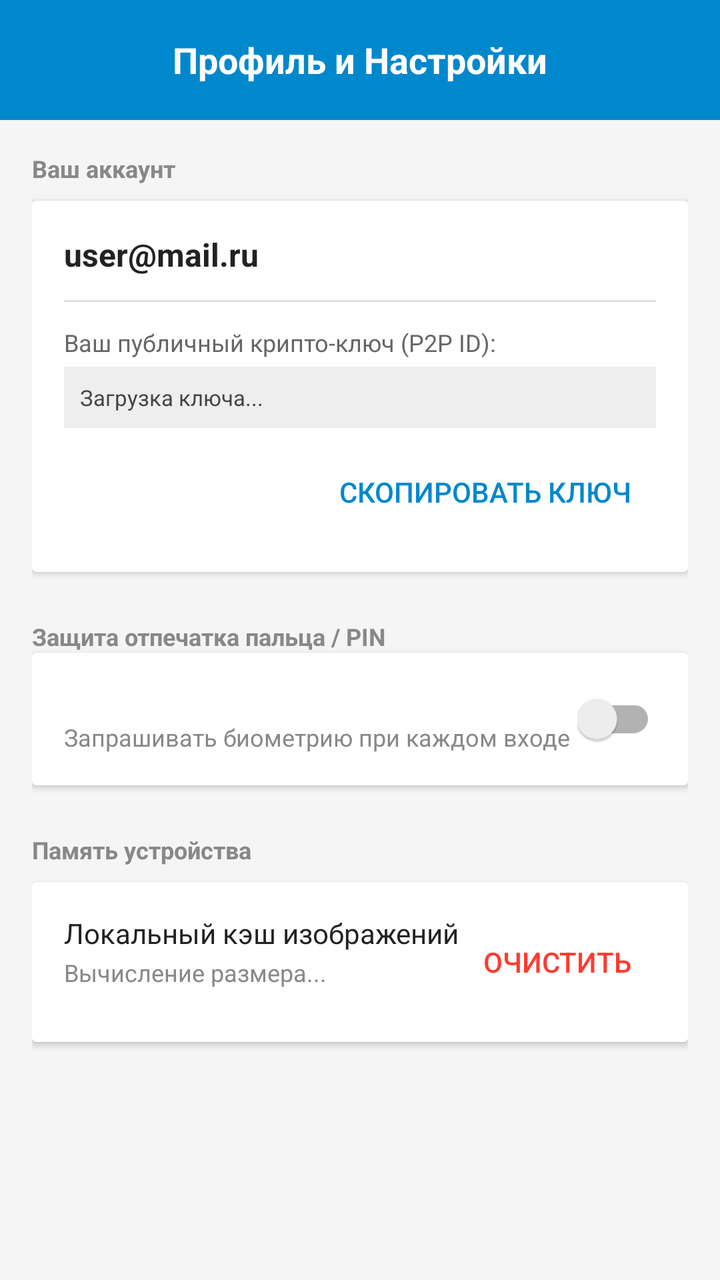
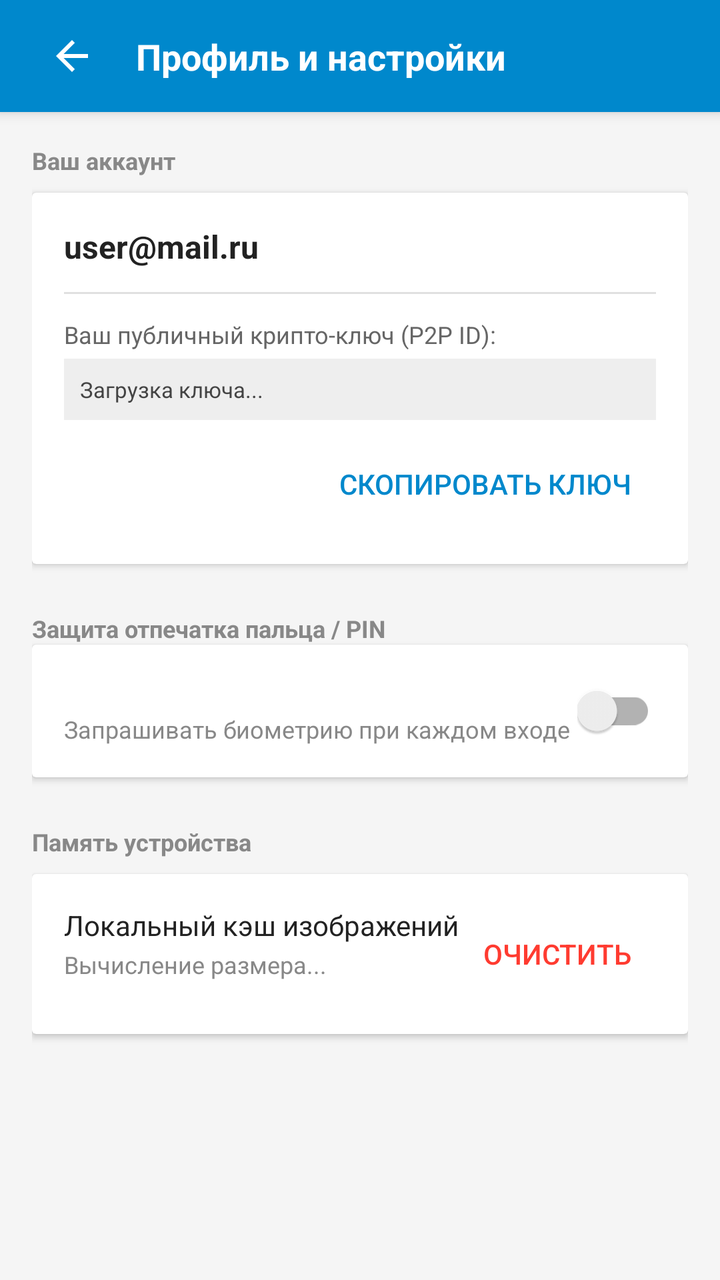

An Android layout rendered at two revisions. The XML below is the earlier revision; the diff shows what the commit changed to produce the second picture.
<!-- AndroidManifest.xml: activity theme Theme.AppCompat.Light.NoActionBar -->
<!-- res/layout/activity_profile.xml -->
<?xml version="1.0" encoding="utf-8"?>
<LinearLayout xmlns:android="http://schemas.android.com/apk/res/android"
    android:layout_width="match_parent"
    android:layout_height="match_parent"
    android:background="#F5F5F5"
    android:orientation="vertical">

    
    <RelativeLayout
        android:layout_width="match_parent"
        android:layout_height="60dp"
        android:background="#0088CC"
        android:padding="16dp">

        <TextView
            android:layout_width="wrap_content"
            android:layout_height="wrap_content"
            android:layout_centerInParent="true"
            android:text="Профиль и Настройки"
            android:textColor="#FFFFFF"
            android:textSize="18sp"
            android:textStyle="bold" />
    </RelativeLayout>

    <ScrollView
        android:layout_width="match_parent"
        android:layout_height="match_parent">

        <LinearLayout
            android:layout_width="match_parent"
            android:layout_height="wrap_content"
            android:orientation="vertical"
            android:padding="16dp">

            
            <TextView
                android:layout_width="wrap_content"
                android:layout_height="wrap_content"
                android:layout_marginBottom="8dp"
                android:text="Ваш аккаунт"
                android:textColor="#888888"
                android:textSize="12sp"
                android:textStyle="bold" />

            <androidx.cardview.widget.CardView
                android:layout_width="match_parent"
                android:layout_height="wrap_content"
                android:layout_marginBottom="24dp">

                <LinearLayout
                    android:layout_width="match_parent"
                    android:layout_height="wrap_content"
                    android:orientation="vertical"
                    android:padding="16dp">

                    <TextView
                        android:id="@+id/textViewProfileEmail"
                        android:layout_width="wrap_content"
                        android:layout_height="wrap_content"
                        android:text="user@mail.ru"
                        android:textColor="#222222"
                        android:textSize="16sp"
                        android:textStyle="bold" />

                    <View
                        android:layout_width="match_parent"
                        android:layout_height="1dp"
                        android:layout_marginTop="12dp"
                        android:layout_marginBottom="12dp"
                        android:background="#E0E0E0" />

                    <TextView
                        android:layout_width="wrap_content"
                        android:layout_height="wrap_content"
                        android:text="Ваш публичный крипто-ключ (P2P ID):"
                        android:textColor="#666666"
                        android:textSize="12sp" />

                    <TextView
                        android:id="@+id/textViewPublicKeyBase64"
                        android:layout_width="match_parent"
                        android:layout_height="wrap_content"
                        android:layout_marginTop="4dp"
                        android:background="#EEEEEE"
                        android:ellipsize="end"
                        android:maxLines="3"
                        android:padding="8dp"
                        android:text="Загрузка ключа..."
                        android:textColor="#444444"
                        android:textSize="11sp" />

                    <Button
                        android:id="@+id/buttonCopyKey"
                        style="?android:attr/borderlessButtonStyle"
                        android:layout_width="wrap_content"
                        android:layout_height="wrap_content"
                        android:layout_gravity="right"
                        android:layout_marginTop="8dp"
                        android:text="Скопировать ключ"
                        android:textColor="#0088CC" />
                </LinearLayout>
            </androidx.cardview.widget.CardView>

            
            <TextView
                android:layout_width="wrap_content"
                android:layout_height="wrap_content"
                android:text="Защита отпечатка пальца / PIN"
                android:textColor="#888888"
                android:textSize="12sp"
                android:textStyle="bold"/>

            <androidx.cardview.widget.CardView
                android:layout_width="match_parent"
                android:layout_height="wrap_content"
                android:layout_marginBottom="24dp">

                <LinearLayout
                    android:layout_width="match_parent"
                    android:layout_height="wrap_content"
                    android:orientation="vertical"
                    android:padding="16dp">

                    <RelativeLayout
                        android:layout_width="match_parent"
                        android:layout_height="wrap_content">

                        <LinearLayout
                            android:layout_width="wrap_content"
                            android:layout_height="wrap_content"
                            android:layout_alignParentLeft="true"
                            android:layout_toLeftOf="@+id/switchBiometric"
                            android:orientation="vertical">


                            <TextView
                                android:layout_width="wrap_content"
                                android:layout_height="wrap_content"
                                android:layout_marginTop="18dp"
                                android:text="Запрашивать биометрию при каждом входе"
                                android:textColor="#888888"
                                android:textSize="12sp" />
                        </LinearLayout>

                        
                        <androidx.appcompat.widget.SwitchCompat
                            android:id="@+id/switchBiometric"
                            android:layout_width="wrap_content"
                            android:layout_height="wrap_content"
                            android:layout_alignParentRight="true"
                            android:layout_centerVertical="true" />
                    </RelativeLayout>
                </LinearLayout>
            </androidx.cardview.widget.CardView>

            
            <TextView
                android:layout_width="wrap_content"
                android:layout_height="wrap_content"
                android:layout_marginBottom="8dp"
                android:text="Память устройства"
                android:textColor="#888888"
                android:textSize="12sp"
                android:textStyle="bold" />

            <androidx.cardview.widget.CardView
                android:layout_width="match_parent"
                android:layout_height="wrap_content"
                android:layout_marginBottom="24dp">

                <RelativeLayout
                    android:layout_width="match_parent"
                    android:layout_height="wrap_content"
                    android:padding="16dp">

                    <LinearLayout
                        android:layout_width="wrap_content"
                        android:layout_height="wrap_content"
                        android:layout_alignParentLeft="true"
                        android:layout_toLeftOf="@+id/buttonClearCache"
                        android:orientation="vertical">

                        <TextView
                            android:layout_width="wrap_content"
                            android:layout_height="wrap_content"
                            android:text="Локальный кэш изображений"
                            android:textColor="#222222"
                            android:textSize="14sp" />

                        <TextView
                            android:id="@+id/textViewCacheSize"
                            android:layout_width="wrap_content"
                            android:layout_height="wrap_content"
                            android:layout_marginTop="2dp"
                            android:text="Вычисление размера..."
                            android:textColor="#888888"
                            android:textSize="12sp" />
                    </LinearLayout>

                    <Button
                        android:id="@+id/buttonClearCache"
                        style="?android:attr/borderlessButtonStyle"
                        android:layout_width="wrap_content"
                        android:layout_height="wrap_content"
                        android:layout_alignParentRight="true"
                        android:layout_centerVertical="true"
                        android:text="Очистить"
                        android:textColor="#FF3B30" />
                </RelativeLayout>
            </androidx.cardview.widget.CardView>

        </LinearLayout>
    </ScrollView>
</LinearLayout>
<!-- resources referenced by this layout -->
<resources>

</resources>

<!-- the commit's change to res/layout/activity_profile.xml (unified diff, before → after) -->
@@ -2,25 +2,53 @@
 <LinearLayout xmlns:android="http://schemas.android.com/apk/res/android"
     android:layout_width="match_parent"
     android:layout_height="match_parent"
+    xmlns:app="http://schemas.android.com/apk/res-auto"
     android:background="#F5F5F5"
     android:orientation="vertical">
 
     
-    <RelativeLayout
+    <FrameLayout
+        android:id="@+id/toolbarContainer"
         android:layout_width="match_parent"
-        android:layout_height="60dp"
+        android:layout_height="56dp"
         android:background="#0088CC"
-        android:padding="16dp">
-
-        <TextView
-            android:layout_width="wrap_content"
-            android:layout_height="wrap_content"
-            android:layout_centerInParent="true"
-            android:text="Профиль и Настройки"
-            android:textColor="#FFFFFF"
-            android:textSize="18sp"
-            android:textStyle="bold" />
-    </RelativeLayout>
+        android:elevation="4dp">
+
+        <RelativeLayout
+            android:id="@+id/layoutNormalToolbar"
+            android:layout_width="match_parent"
+            android:layout_height="match_parent"
+            android:padding="16dp"
+            android:visibility="visible">
+
+            
+            <ImageButton
+                android:id="@+id/buttonProfileBack"
+                android:layout_width="40dp"
+                android:layout_height="40dp"
+                android:layout_alignParentLeft="true"
+                android:layout_centerVertical="true"
+                android:background="?attr/selectableItemBackgroundBorderless"
+                android:src="@drawable/ic_arrow_back"
+                android:contentDescription="Назад"
+                app:tint="#FFFFFF" />
+
+            
+            <TextView
+                android:id="@+id/textViewProfileTitle"
+                android:layout_width="wrap_content"
+                android:layout_height="wrap_content"
+                android:layout_toRightOf="@id/buttonProfileBack"
+                android:layout_centerVertical="true"
+                android:layout_marginLeft="12dp"
+                android:text="Профиль и настройки"
+                android:textColor="#FFFFFF"
+                android:textSize="18sp"
+                android:textStyle="bold"
+                android:ellipsize="end"
+                android:singleLine="true" />
+        </RelativeLayout>
+    </FrameLayout>
 
     <ScrollView
         android:layout_width="match_parent"
<!-- resource entries referenced after the edit -->
@@ -1,5 +1,15 @@
 <!-- resources referenced by this layout -->
 <resources>
-
+  <!-- drawable ic_arrow_back (drawable) -->
+  <?xml version="1.0" encoding="utf-8"?>
+  <vector xmlns:android="http://schemas.android.com/apk/res/android"
+      android:width="24dp"
+      android:height="24dp"
+      android:viewportWidth="24"
+      android:viewportHeight="24">
+      <path
+          android:fillColor="#FFFFFF"
+          android:pathData="M20,11H7.83l5.59,-5.59L12,4l-8,8 8,8 1.41,-1.41L7.83,13H20V11Z"/>
+  </vector>
 </resources>
 
